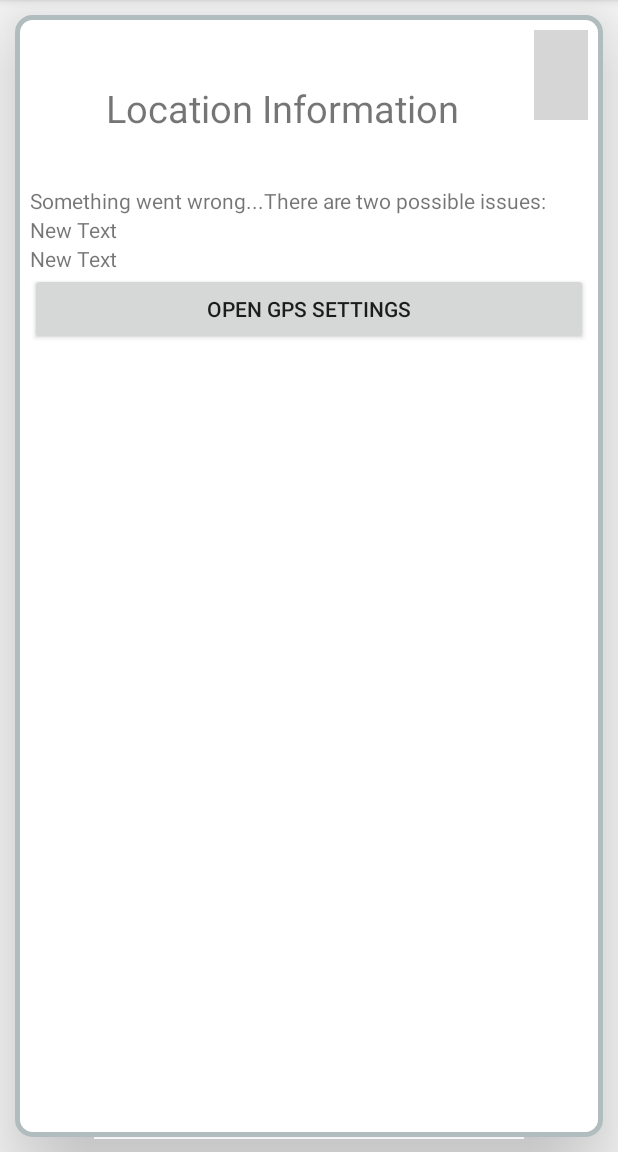
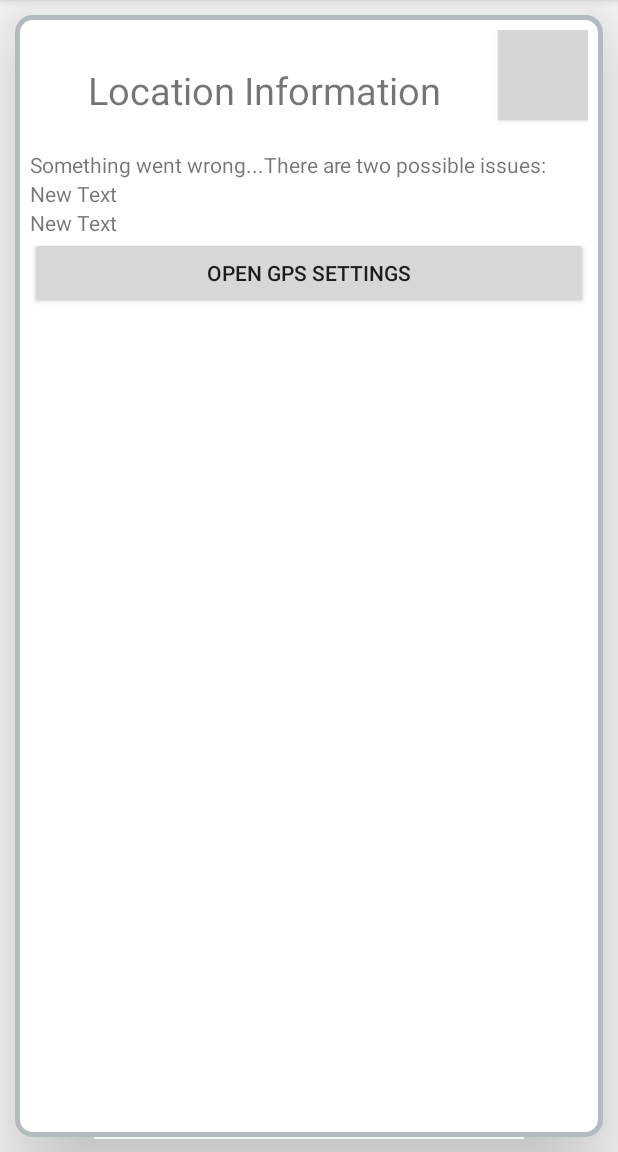
Before and after one commit to wuprog/WuMap, an Android app: the fragment WarningFrag shown on its own in the app's theme, on a phone screen of 412 x 824 dp, the part 84-1236 px from its top. Run offline under Robolectric (Android 15) with nearby library versions, the phone set to English and light mode, and no system bars; grey boxes are pictures that could not be loaded.

Commit message:
Save after Android Studio Update.

```diff
--- a/app/build.gradle
+++ b/app/build.gradle
@@ -2,7 +2,7 @@ apply plugin: 'com.android.application'
 
 android {
     compileSdkVersion 23
-    buildToolsVersion "23.0.1"
+    buildToolsVersion '25.0.0'
 
     defaultConfig {
         applicationId "com.example.zzmech.wumap"
--- a/app/src/main/java/com/example/zzmech/wumap/WarningFrag.java
+++ b/app/src/main/java/com/example/zzmech/wumap/WarningFrag.java
@@ -22,6 +22,7 @@ public class WarningFrag extends Fragment
     private TextView textView;
     private TextView textView1;
     private Button intentBut;
+    private Button xBut;
 
     final String action = Settings.ACTION_LOCATION_SOURCE_SETTINGS;
 
@@ -42,6 +43,7 @@ public class WarningFrag extends Fragment
         View v = inflater.inflate(R.layout.fragment_warning_frag, parent, false);
 
         intentBut = (Button)v.findViewById(R.id.intentButton);
+        xBut = (Button)v.findViewById(R.id.xButton);
 
         intentBut.setOnClickListener(new View.OnClickListener()
         {
@@ -52,6 +54,16 @@ public class WarningFrag extends Fragment
             }
         });
 
+        xBut.setOnClickListener(new View.OnClickListener()
+                                {
+                                    @Override
+                                    public void onClick(View v)
+                                    {
+                                        getActivity().getFragmentManager().popBackStack();
+                                    }
+                                }
+        );
+
 
 
         return v;
--- /dev/null
+++ b/app/src/main/res/drawable/close_bg.xml
@@ -0,0 +1,7 @@
+<?xml version="1.0" encoding="UTF-8"?>
+<shape xmlns:android="http://schemas.android.com/apk/res/android">
+    <solid android:color="#FFFFFF"/>
+    <stroke android:width="3dip" android:color="#B1BCBE" />
+    <corners android:radius="10dip"/>
+    <padding android:left="0dip" android:top="0dip" android:right="0dip" android:bottom="0dip" />
+</shape>
--- a/app/src/main/res/layout/activity_main.xml
+++ b/app/src/main/res/layout/activity_main.xml
@@ -64,12 +64,12 @@
         android:layout_height="match_parent" android:layout_weight="2" android:background="#003c6f"
         android:id="@+id/rl">
         <LinearLayout
+            android:id="@+id/dummyView"
             android:layout_width="fill_parent"
             android:layout_height="fill_parent"
-            android:orientation="vertical"
-            android:id="@+id/dummyView"
+            android:layout_weight="1"
             android:background="#003c6f"
-            android:layout_weight="1">
+            android:orientation="vertical">
         </LinearLayout>
         <ImageView
             android:layout_width="wrap_content"
--- a/app/src/main/res/layout/fragment_warning_frag.xml
+++ b/app/src/main/res/layout/fragment_warning_frag.xml
@@ -12,57 +12,62 @@
              tools:context="com.example.zzmech.wumap.WarningFrag" android:clickable="true">
 
     <!-- TODO: Update blank fragment layout -->
+    <ScrollView
+        android:layout_width="match_parent"
+        android:layout_height="match_parent" android:layout_weight="3">
         <LinearLayout
-        android:orientation="vertical"
             android:layout_width="match_parent"
-        android:layout_height="match_parent">
+            android:layout_height="wrap_content"
+            android:orientation="vertical">
             <LinearLayout
-            android:orientation="horizontal"
                 android:layout_width="match_parent"
-            android:layout_height="match_parent" android:layout_weight="6">
+                android:layout_height="80dp" android:orientation="horizontal">
                 <TextView
                     android:layout_width="match_parent"
                     android:layout_height="match_parent"
-                android:text="Location Information" android:layout_weight="3"
-                android:textAlignment="center" android:gravity="center_vertical|center_horizontal"
-                android:textSize="25sp" android:textIsSelectable="false"/>
-            <ImageButton
+                    android:layout_weight="3" android:gravity="center_vertical|center_horizontal"
+                    android:text="Location Information" android:textAlignment="center"
+                    android:textIsSelectable="false" android:textSize="25sp"/>
+                <Button
+                    android:id="@+id/xButton"
                     android:layout_width="60dp"
                     android:layout_height="60dp"
-                android:text="New Button"
-                android:id="@+id/xButton" android:layout_weight="2" android:src="@drawable/x_1"
-                android:scaleType="centerInside" android:background="#444444"/>
+                    android:background="@drawable/x_1"
+                    android:backgroundTint="#003c6f"
+                    android:elevation="0dp"
+                    android:gravity="bottom" android:scaleType="centerInside"/>
             </LinearLayout>
             <LinearLayout
-            android:orientation="vertical"
                 android:layout_width="match_parent"
-            android:layout_height="match_parent" android:layout_weight="1">
+                android:layout_height="match_parent"
+                android:layout_weight="1" android:orientation="vertical">
                 <TextView
+                    android:id="@+id/textView2"
                     android:layout_width="wrap_content"
                     android:layout_height="wrap_content"
-                android:text="Something went wrong...There are two possible issues:"
-                android:id="@+id/textView2"/>
+                    android:text="Something went wrong...There are two possible issues:"/>
                 <TextView
+                    android:id="@+id/textView3"
                     android:layout_width="wrap_content"
                     android:layout_height="wrap_content"
-                android:text="New Text"
-                android:id="@+id/textView3"/>
+                    android:text="New Text"/>
                 <TextView
+                    android:id="@+id/textView4"
                     android:layout_width="wrap_content"
                     android:layout_height="wrap_content"
-                android:text="New Text"
-                android:id="@+id/textView4"/>
+                    android:text="New Text"/>
                 <Button
+                    android:id="@+id/intentButton"
                     android:layout_width="fill_parent"
                     android:layout_height="wrap_content"
-                android:text="Open GPS Settings"
-                android:id="@+id/intentButton" android:padding="5dp"/>
+                    android:padding="5dp" android:text="Open GPS Settings"/>
                 <LinearLayout
-                android:orientation="horizontal"
                     android:layout_width="match_parent"
-                android:layout_height="match_parent">
+                    android:layout_height="match_parent"
+                    android:orientation="horizontal">
                 </LinearLayout>
             </LinearLayout>
         </LinearLayout>
+    </ScrollView>
 
 </FrameLayout>
--- a/build.gradle
+++ b/build.gradle
@@ -5,7 +5,7 @@ buildscript {
         jcenter()
     }
     dependencies {
-        classpath 'com.android.tools.build:gradle:1.3.0'
+        classpath 'com.android.tools.build:gradle:2.3.0'
 
         // NOTE: Do not place your application dependencies here; they belong
         // in the individual module build.gradle files
```
Also changed, not shown: gradle/wrapper/gradle-wrapper.properties, 1 other file. Lines whose indentation alone changed are shown as unchanged.
